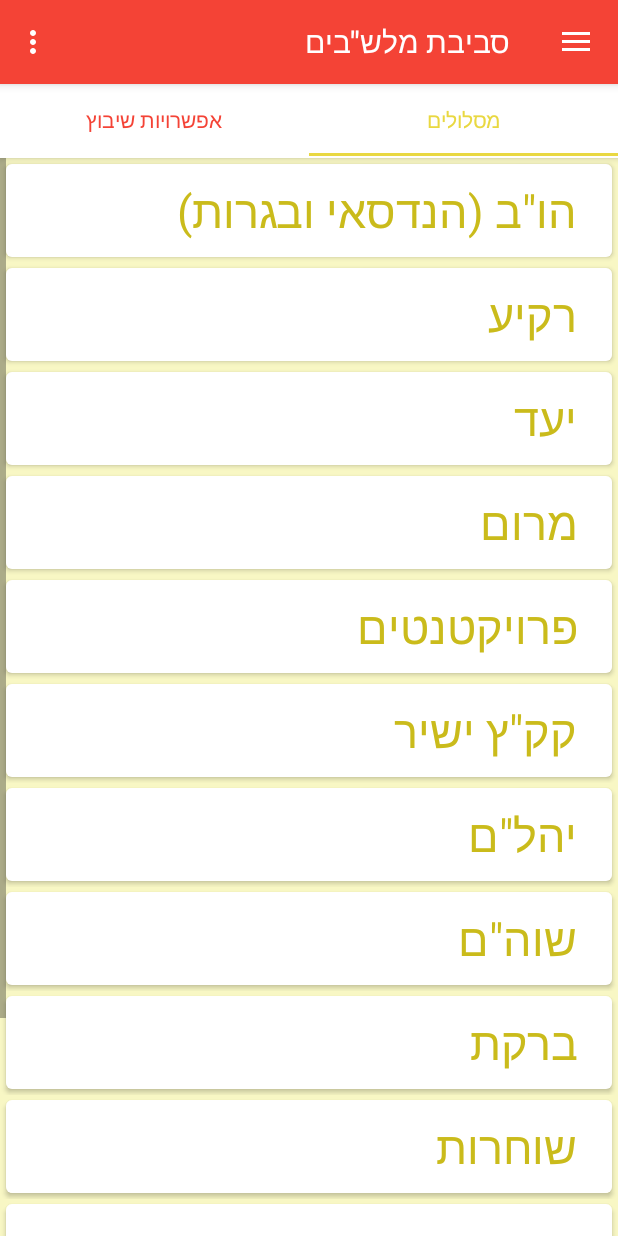
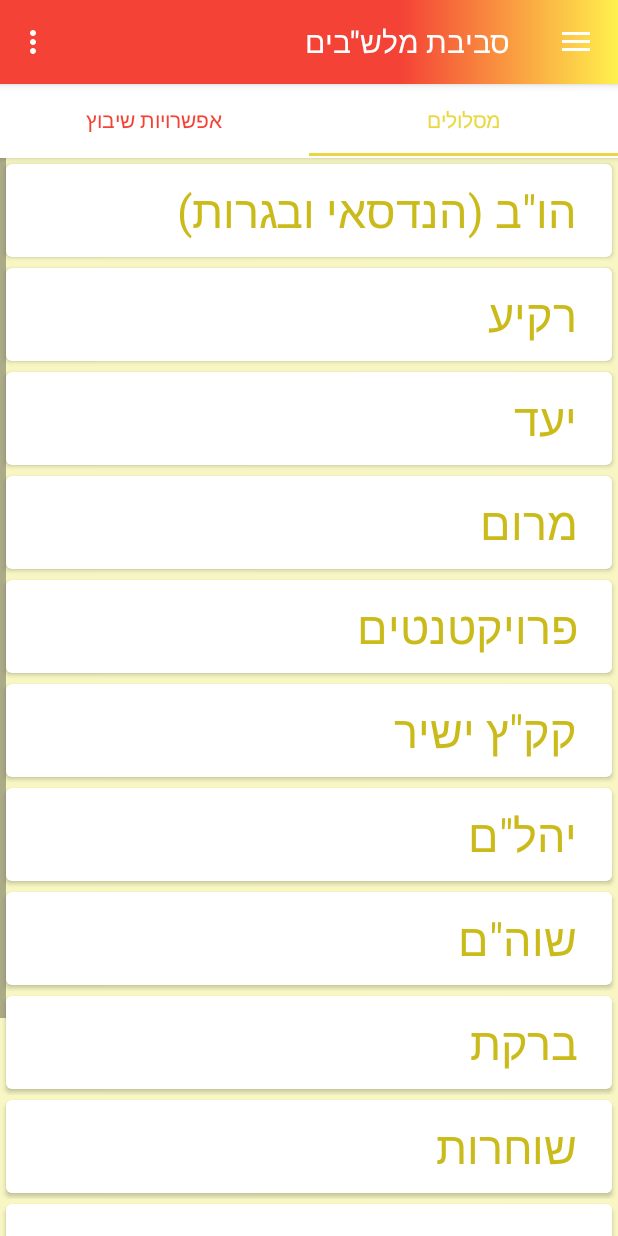
Before and after one commit to Tene-Developer-Unit/TechnologiaAndAhzaka, an Android app: the fragment MiktzoaMaslulimFragment placed in its activity, in the side drawer, after a tap on an icon or button, on a phone screen of 412 x 824 dp. Run offline under Robolectric (Android 15) with nearby library versions, the phone set to English and light mode, and no system bars; our stand-ins replace Firebase (no records; nobody signed in at launch, a user with empty details on screens opened directly), Picasso; pictures from the network do not load.

Commit message:
שינוי עיצוב- טקסטורה ל"טולבר"

```diff
--- a/app/src/main/java/com/ezra/elon/technologiaandahzaka/Acivities/MainActivity.java
+++ b/app/src/main/java/com/ezra/elon/technologiaandahzaka/Acivities/MainActivity.java
@@ -63,6 +63,7 @@ private boolean viewIsAtHome;
         super.onCreate(savedInstanceState);
         setContentView(R.layout.activity_main);
         Toolbar toolbar = (Toolbar) findViewById(R.id.toolbar);
+
         setSupportActionBar(toolbar);
         ///you can put in the defult in the display view
 
--- a/app/src/main/res/drawable/side_nav_bar.xml
+++ b/app/src/main/res/drawable/toolbar_textuer.xml
@@ -1,9 +1,12 @@
 <shape xmlns:android="http://schemas.android.com/apk/res/android"
     android:shape="rectangle">
     <gradient
-        android:angle="135"
-        android:centerColor="#f44f36"
-        android:endColor="#f2e442"
-        android:startColor="#FFF44336"
-        android:type="linear" />
+
+        android:angle="0"
+        android:centerColor="#f44336"
+        android:startColor="#f44336"
+        android:endColor="#fff14c"
+        android:type="linear"
+        android:centerX="0.65"
+        />
 </shape>
--- a/app/src/main/res/layout/activity_main.xml
+++ b/app/src/main/res/layout/activity_main.xml
@@ -6,9 +6,12 @@
     android:layout_width="match_parent"
     android:layout_height="match_parent"
     android:fitsSystemWindows="true"
+
     tools:openDrawer="start">
 
-    <include
+
+
+   <include
         layout="@layout/app_bar_main"
         android:layout_width="match_parent"
         android:layout_height="match_parent" />
@@ -19,6 +22,7 @@
         android:layout_width="wrap_content"
         android:layout_height="match_parent"
         android:layout_gravity="start"
+        android:background="@drawable/side_nav_bar"
         android:fitsSystemWindows="true"
         app:headerLayout="@layout/nav_header_main"
         app:menu="@menu/activity_main_drawer"
--- a/app/src/main/res/layout/app_bar_main.xml
+++ b/app/src/main/res/layout/app_bar_main.xml
@@ -10,13 +10,13 @@
     <android.support.design.widget.AppBarLayout
         android:layout_width="match_parent"
         android:layout_height="wrap_content"
-        android:theme="@style/AppTheme.AppBarOverlay">
-
+        android:theme="@style/AppTheme.AppBarOverlay"
+        >
         <android.support.v7.widget.Toolbar
             android:id="@+id/toolbar"
             android:layout_width="match_parent"
             android:layout_height="?attr/actionBarSize"
-            android:background="?attr/colorPrimary"
+            android:background="@drawable/toolbar_textuer"
             app:popupTheme="@style/AppTheme.PopupOverlay" />
 
     </android.support.design.widget.AppBarLayout>
--- a/app/src/main/res/layout/fragment_display_job.xml
+++ b/app/src/main/res/layout/fragment_display_job.xml
@@ -40,7 +40,7 @@
                android:layout_marginTop="30dp"
                android:layout_width="wrap_content"
                android:layout_height="wrap_content"
-android:layout_margin="10dp"
+               android:layout_margin="10dp"
                android:layout_gravity="center"
                android:padding="5dp"
                android:textSize="20sp"
--- a/app/src/main/res/layout/miktoa_maslulim.xml
+++ b/app/src/main/res/layout/miktoa_maslulim.xml
@@ -28,7 +28,7 @@
         android:layout_height="wrap_content"
         android:layout_margin="10dp"
         android:elevation="8dp"
-        android:background="#c0ffffff"
+        android:background="#d0ffffff"
         >
 
         <TextView
--- a/app/src/main/res/values-v21/styles.xml
+++ /dev/null
@@ -1,9 +0,0 @@
-<resources>
-
-    <style name="AppTheme.NoActionBar">
-        <item name="windowActionBar">false</item>
-        <item name="windowNoTitle">true</item>
-        <item name="android:windowDrawsSystemBarBackgrounds">true</item>
-        <item name="android:statusBarColor">@android:color/transparent</item>
-    </style>
-</resources>
--- a/app/src/main/res/values/colors.xml
+++ b/app/src/main/res/values/colors.xml
@@ -1,7 +1,7 @@
 <?xml version="1.0" encoding="utf-8"?>
 <resources>
     <color name="colorPrimary">#f44336</color>
-    <color name="colorPrimaryDark">#d32f2f</color>
+    <color name="colorPrimaryDark">#f00000</color>
     <color name="colorAccent">#e9d841</color>
     <color name="mainTextColor">#676767</color>
 </resources>
```
Also changed, not shown: app/src/main/res/layout/nav_header_main.xml (+7 -4 lines), app/src/main/res/values/styles.xml (+9 -0 lines).
